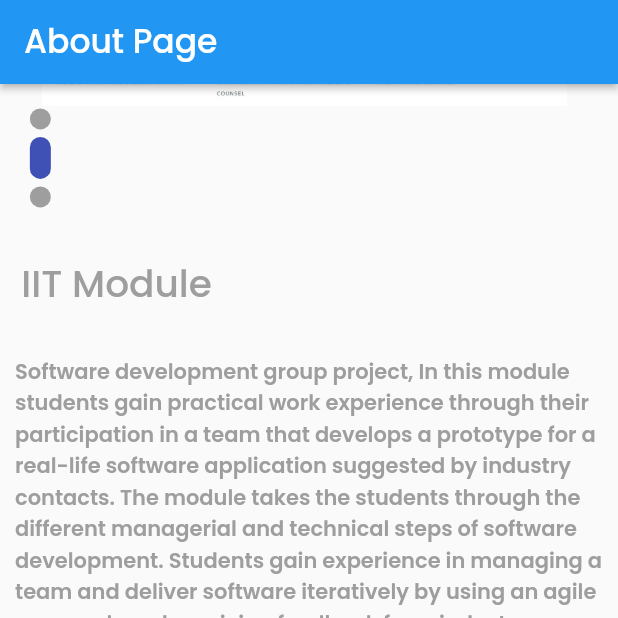
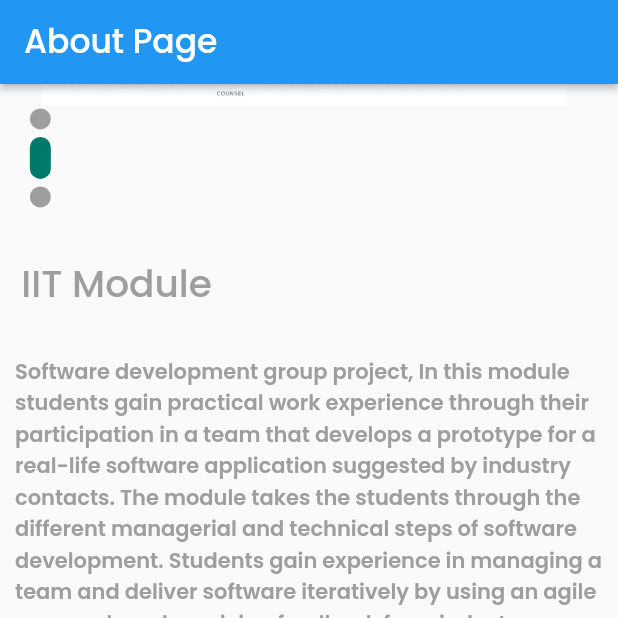
Before and after one commit to IndunilAravinda/IIT-SDGP---EatRight-FLutter-App, a Flutter app: the screen it shows after launch, scrolled down 576 dp, on a phone screen of 412 x 824 dp, the top half of it. Run offline on Flutter 3.47's test engine with Material 2 defaults, Android fonts, the phone set to English and light mode, and no system bars; drawn by our look-alikes of smooth_page_indicator; our stand-ins replace cloud_firestore, firebase_auth, firebase_core, flutter_svg, shared_preferences and 1 more; missing offline and left inert: dart:ffi; accounts and stored records are empty.

Commit message:
Button Color change

```diff
--- a/lib/screens/aboutUs/about_us.dart
+++ b/lib/screens/aboutUs/about_us.dart
@@ -155,7 +155,7 @@ class _AboutPageWidgetState extends State<AboutPageWidget> {
                               dotWidth: 14,
                               dotHeight: 14,
                               dotColor: Color(0xFF9E9E9E),
-                              activeDotColor: Color(0xFF3F51B5),
+                              activeDotColor: Color(0xFF00796B),
                               paintStyle: PaintingStyle.fill,
                             ),
                           ),
```
